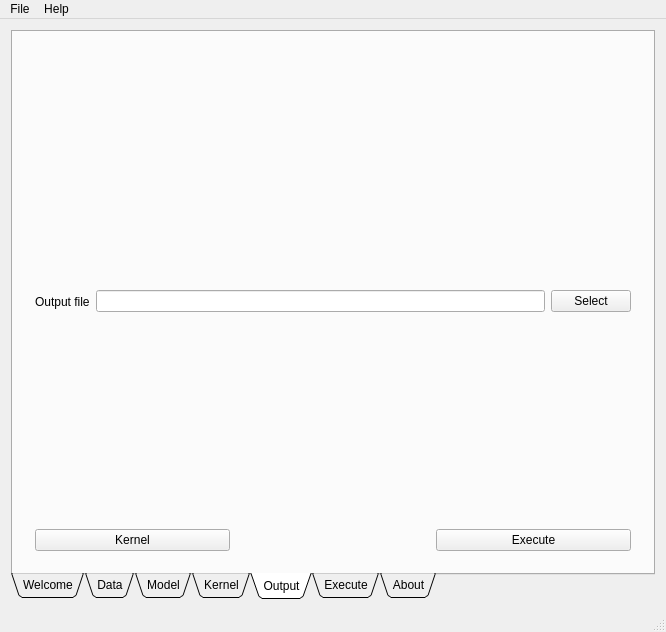
Qt form Qt/mainwindow.ui (Anders1232/GWR_BR) before a commit.
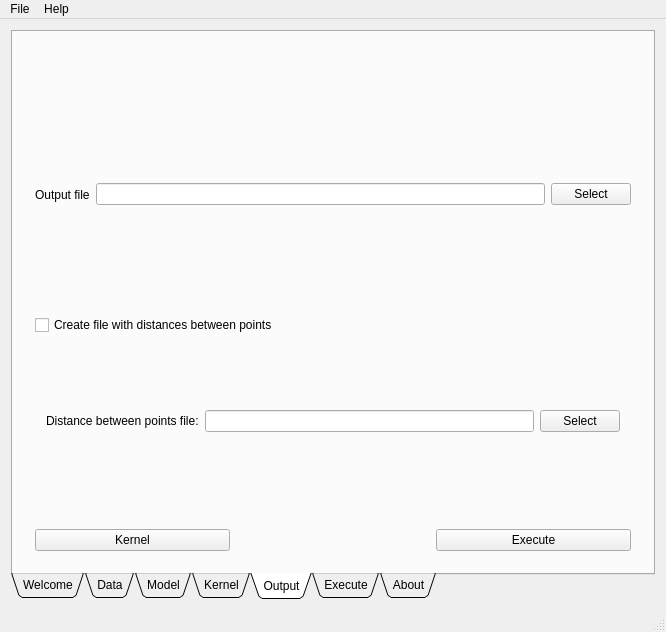
The same form after that commit. The open tabs and pages were chosen to show the change. Icons and pictures are not drawn.

Commit message: Começando a criar campo com distância entre pontos

The edit to the form file:
```diff
--- a/Qt/mainwindow.ui
+++ b/Qt/mainwindow.ui
@@ -1145,7 +1145,7 @@
        <attribute name="title">
         <string>Output</string>
        </attribute>
-       <layout class="QVBoxLayout" name="verticalLayout_18" stretch="1,10,1">
+       <layout class="QVBoxLayout" name="verticalLayout_18" stretch="1,5,5,1">
         <item>
          <widget class="QWidget" name="widget_9" native="true"/>
         </item>
@@ -1172,6 +1172,42 @@
           </layout>
          </widget>
         </item>
+        <item>
+         <widget class="QWidget" name="widget_31" native="true">
+          <layout class="QVBoxLayout" name="verticalLayout_20">
+           <item>
+            <widget class="QCheckBox" name="OutputBetweenPointsFileCheckbox">
+             <property name="text">
+              <string>Create file with distances between points</string>
+             </property>
+            </widget>
+           </item>
+           <item>
+            <widget class="QWidget" name="widget_32" native="true">
+             <layout class="QHBoxLayout" name="horizontalLayout_25">
+              <item>
+               <widget class="QLabel" name="OutputBetweenpointsLabel">
+                <property name="text">
+                 <string>Distance between points file:</string>
+                </property>
+               </widget>
+              </item>
+              <item>
+               <widget class="QLineEdit" name="OutputBetweenPointsLineEdit"/>
+              </item>
+              <item>
+               <widget class="QPushButton" name="OutputBetweenPointsSelectButton">
+                <property name="text">
+                 <string>Select</string>
+                </property>
+               </widget>
+              </item>
+             </layout>
+            </widget>
+           </item>
+          </layout>
+         </widget>
+        </item>
         <item>
          <widget class="QWidget" name="widget_28" native="true">
           <layout class="QHBoxLayout" name="horizontalLayout_23">
```
Left out of the diff: 4 changed lines with no effect on the pictures.
